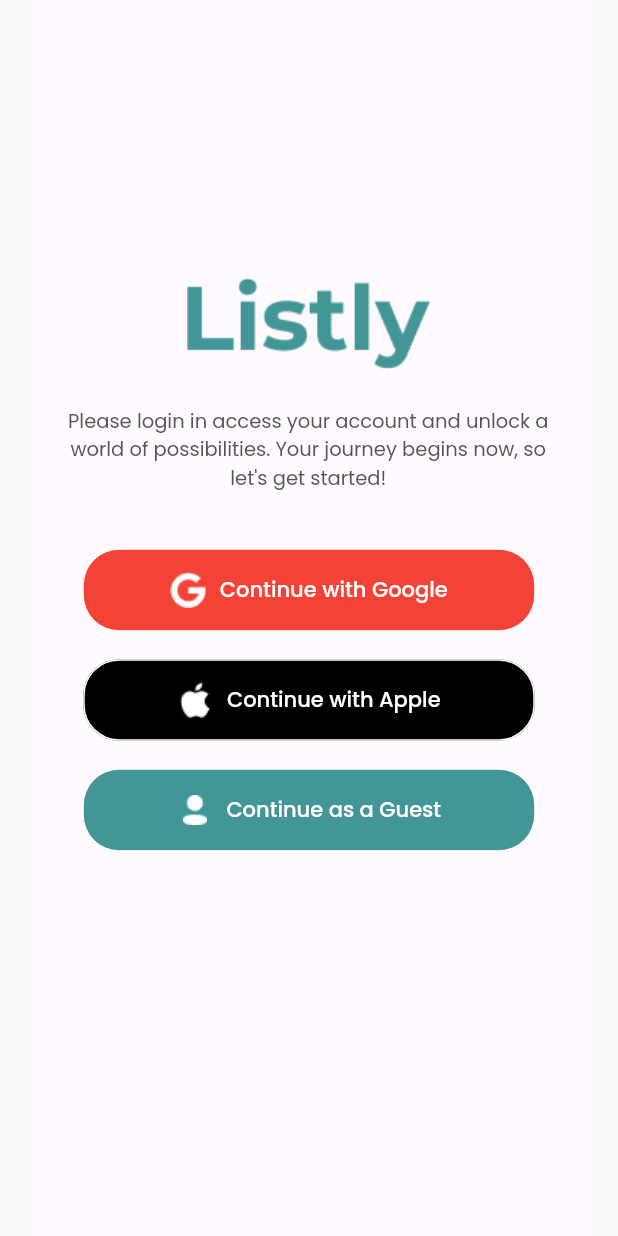
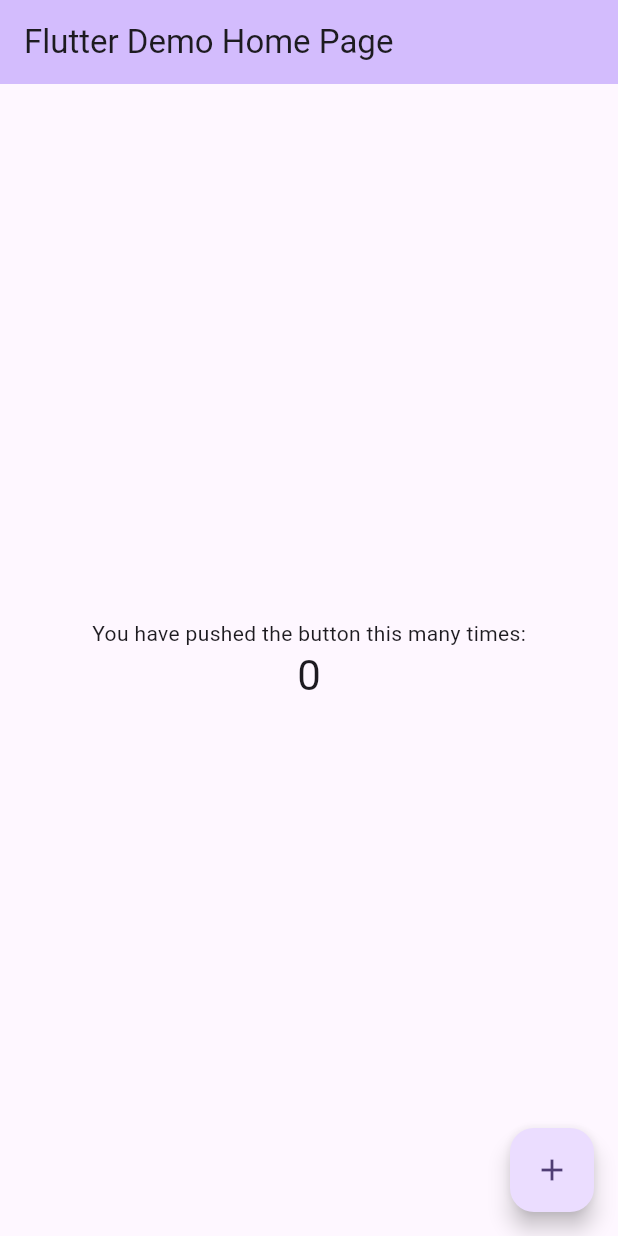
Before and after one commit to Zywiol/to-do-list, a Flutter app: the screen it shows after launch, on a phone screen of 412 x 824 dp. Run offline on Flutter 3.47's test engine with Material 2 defaults, Android fonts, the phone set to English and light mode, and no system bars.

Commit message:
Revert "Feature/login screen"

```diff
--- a/lib/login_button.dart
+++ /dev/null
@@ -1,59 +0,0 @@
-import 'dart:ffi';
-
-import 'package:flutter/material.dart';
-import 'package:google_fonts/google_fonts.dart';
-import 'package:to_do_list/my_colors.dart';
-
-class LoginButton extends StatelessWidget {
-  const LoginButton(
-      {super.key,
-      required this.buttonColor,
-      required this.buttonIconImageUrl,
-      required this.buttonText,
-      this.buttonBorderWidth = 0});
-
-  final Color buttonColor;
-  final String buttonText;
-  final String buttonIconImageUrl;
-  final double buttonBorderWidth;
-
-  @override
-  Widget build(context) {
-    return SizedBox(
-      width: 301,
-      height: 54.32243,
-      child: FilledButton(
-        onPressed: () {},
-        style: ButtonStyle(
-            backgroundColor: MaterialStateProperty.all(
-              buttonColor,
-            ),
-            shape: MaterialStateProperty.all(RoundedRectangleBorder(
-                borderRadius: BorderRadius.circular(24),
-                side: BorderSide(
-                    color: MyColors().white, width: buttonBorderWidth)))),
-        child: Row(
-          mainAxisAlignment: MainAxisAlignment.center,
-          children: [
-            Image.asset(
-              buttonIconImageUrl,
-              width: 24,
-              height: 24,
-            ),
-            Padding(
-              padding: EdgeInsets.only(left: 9),
-              child: Text(
-                buttonText,
-                style: GoogleFonts.poppins(
-                  fontSize: 14,
-                  fontWeight: FontWeight.w500,
-                  height: 1.5,
-                ),
-              ),
-            ),
-          ],
-        ),
-      ),
-    );
-  }
-}
--- a/lib/login_screen.dart
+++ /dev/null
@@ -1,63 +0,0 @@
-import 'package:flutter/material.dart';
-import 'package:google_fonts/google_fonts.dart';
-import 'package:to_do_list/login_button.dart';
-import 'my_colors.dart';
-import 'package:gap/gap.dart';
-
-class LoginScreen extends StatelessWidget {
-  @override
-  Widget build(context) {
-    return Scaffold(
-      body: Align(
-        alignment: Alignment.center,
-        child: Container(
-          decoration: BoxDecoration(color: MyColors().backgroundLight),
-          child: Column(
-            mainAxisAlignment: MainAxisAlignment.center,
-            children: [
-              Padding(
-                padding: const EdgeInsets.only(top: 172.78),
-                child: Image.asset('assets/logo.png'),
-              ),
-              const Gap(24.88),
-              Padding(
-                padding: const EdgeInsets.only(left: 24, right: 25),
-                child: Text(
-                  'Please login in access your account and unlock a\n'
-                  'world of possibilities. Your journey begins now, so\n'
-                  "let's get started!",
-                  textAlign: TextAlign.center,
-                  style: GoogleFonts.poppins(
-                      color: MyColors().bodyFont,
-                      fontSize: 13,
-                      fontWeight: FontWeight.w400,
-                      height: 1.5),
-                ),
-              ),
-              const Gap(38),
-              LoginButton(
-                buttonColor: MyColors().red,
-                buttonIconImageUrl: 'assets/google.png',
-                buttonText: 'Continue with Google',
-              ),
-              const Gap(19),
-              LoginButton(
-                buttonColor: MyColors().black,
-                buttonIconImageUrl: 'assets/apple.png',
-                buttonText: 'Continue with Apple',
-                buttonBorderWidth: 1.0,
-              ),
-              const Gap(19),
-              LoginButton(
-                buttonColor: MyColors().primary,
-                buttonIconImageUrl: 'assets/profile.png',
-                buttonText: 'Continue as a Guest',
-              ),
-              const Gap(244.36)
-            ],
-          ),
-        ),
-      ),
-    );
-  }
-}
--- a/lib/main.dart
+++ b/lib/main.dart
@@ -1,8 +1,125 @@
 import 'package:flutter/material.dart';
-import 'login_screen.dart';
 
 void main() {
-  runApp(MaterialApp(
-    home: LoginScreen(),
-  ));
+  runApp(const MyApp());
 }
+
+class MyApp extends StatelessWidget {
+  const MyApp({super.key});
+
+  // This widget is the root of your application.
+  @override
+  Widget build(BuildContext context) {
+    return MaterialApp(
+      title: 'Flutter Demo',
+      theme: ThemeData(
+        // This is the theme of your application.
+        //
+        // TRY THIS: Try running your application with "flutter run". You'll see
+        // the application has a blue toolbar. Then, without quitting the app,
+        // try changing the seedColor in the colorScheme below to Colors.green
+        // and then invoke "hot reload" (save your changes or press the "hot
+        // reload" button in a Flutter-supported IDE, or press "r" if you used
+        // the command line to start the app).
+        //
+        // Notice that the counter didn't reset back to zero; the application
+        // state is not lost during the reload. To reset the state, use hot
+        // restart instead.
+        //
+        // This works for code too, not just values: Most code changes can be
+        // tested with just a hot reload.
+        colorScheme: ColorScheme.fromSeed(seedColor: Colors.deepPurple),
+        useMaterial3: true,
+      ),
+      home: const MyHomePage(title: 'Flutter Demo Home Page'),
+    );
+  }
+}
+
+class MyHomePage extends StatefulWidget {
+  const MyHomePage({super.key, required this.title});
+
+  // This widget is the home page of your application. It is stateful, meaning
+  // that it has a State object (defined below) that contains fields that affect
+  // how it looks.
+
+  // This class is the configuration for the state. It holds the values (in this
+  // case the title) provided by the parent (in this case the App widget) and
+  // used by the build method of the State. Fields in a Widget subclass are
+  // always marked "final".
+
+  final String title;
+
+  @override
+  State<MyHomePage> createState() => _MyHomePageState();
+}
+
+class _MyHomePageState extends State<MyHomePage> {
+  int _counter = 0;
+
+  void _incrementCounter() {
+    setState(() {
+      // This call to setState tells the Flutter framework that something has
+      // changed in this State, which causes it to rerun the build method below
+      // so that the display can reflect the updated values. If we changed
+      // _counter without calling setState(), then the build method would not be
+      // called again, and so nothing would appear to happen.
+      _counter++;
+    });
+  }
+
+  @override
+  Widget build(BuildContext context) {
+    // This method is rerun every time setState is called, for instance as done
+    // by the _incrementCounter method above.
+    //
+    // The Flutter framework has been optimized to make rerunning build methods
+    // fast, so that you can just rebuild anything that needs updating rather
+    // than having to individually change instances of widgets.
+    return Scaffold(
+      appBar: AppBar(
+        // TRY THIS: Try changing the color here to a specific color (to
+        // Colors.amber, perhaps?) and trigger a hot reload to see the AppBar
+        // change color while the other colors stay the same.
+        backgroundColor: Theme.of(context).colorScheme.inversePrimary,
+        // Here we take the value from the MyHomePage object that was created by
+        // the App.build method, and use it to set our appbar title.
+        title: Text(widget.title),
+      ),
+      body: Center(
+        // Center is a layout widget. It takes a single child and positions it
+        // in the middle of the parent.
+        child: Column(
+          // Column is also a layout widget. It takes a list of children and
+          // arranges them vertically. By default, it sizes itself to fit its
+          // children horizontally, and tries to be as tall as its parent.
+          //
+          // Column has various properties to control how it sizes itself and
+          // how it positions its children. Here we use mainAxisAlignment to
+          // center the children vertically; the main axis here is the vertical
+          // axis because Columns are vertical (the cross axis would be
+          // horizontal).
+          //
+          // TRY THIS: Invoke "debug painting" (choose the "Toggle Debug Paint"
+          // action in the IDE, or press "p" in the console), to see the
+          // wireframe for each widget.
+          mainAxisAlignment: MainAxisAlignment.center,
+          children: <Widget>[
+            const Text(
+              'You have pushed the button this many times:',
+            ),
+            Text(
+              '$_counter',
+              style: Theme.of(context).textTheme.headlineMedium,
+            ),
+          ],
+        ),
+      ),
+      floatingActionButton: FloatingActionButton(
+        onPressed: _incrementCounter,
+        tooltip: 'Increment',
+        child: const Icon(Icons.add),
+      ), // This trailing comma makes auto-formatting nicer for build methods.
+    );
+  }
+}
--- a/lib/my_colors.dart
+++ /dev/null
@@ -1,14 +0,0 @@
-import 'package:flutter/material.dart';
-
-class MyColors {
-  final Color primary = const Color.fromRGBO(67, 150, 151, 1);
-  final Color secondary = const Color.fromRGBO(53, 65, 65, 1);
-  final Color dark = const Color.fromRGBO(11, 33, 33, 1);
-  final Color bodyFont = const Color.fromRGBO(85, 85, 85, 1);
-  final Color white = const Color.fromRGBO(255, 255, 255, 1);
-  final Color black = const Color.fromRGBO(0, 0, 0, 1);
-  final Color red = const Color.fromRGBO(244, 67, 54, 1);
-  final Color backgroundLight = const Color.fromRGBO(255, 250, 255, 1);
-  final Color primaryDarkMode = const Color.fromRGBO(53, 65, 65, 1);
-  final Color secondaryDrakMode = const Color.fromRGBO(67, 150, 151, 1);
-}
```
Also changed, not shown: pubspec.yaml (+3 -4 lines), assets/apple.png (deleted), assets/google.png (deleted), assets/logo.png (deleted), assets/profile.png (deleted), pubspec.lock, 479 other files.
